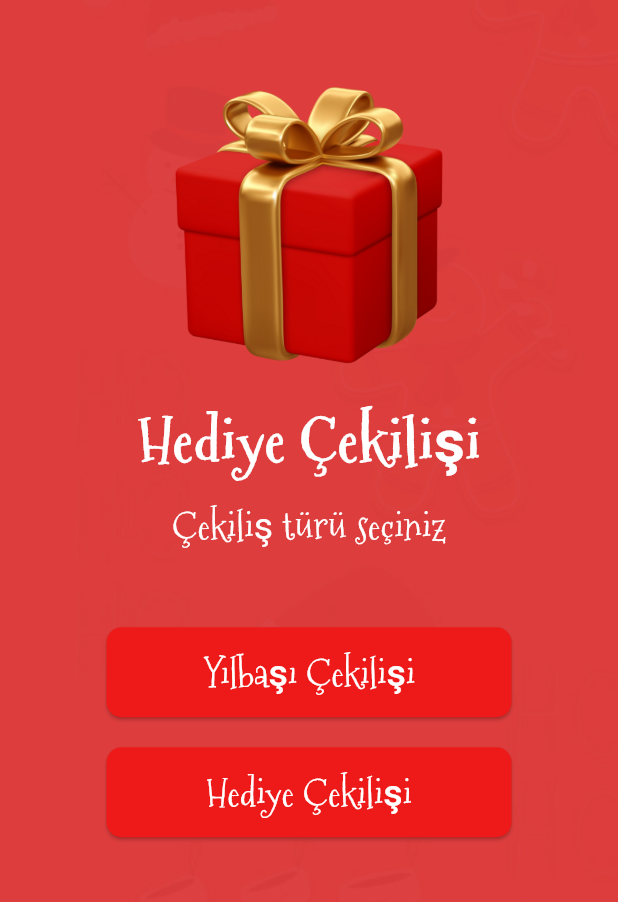
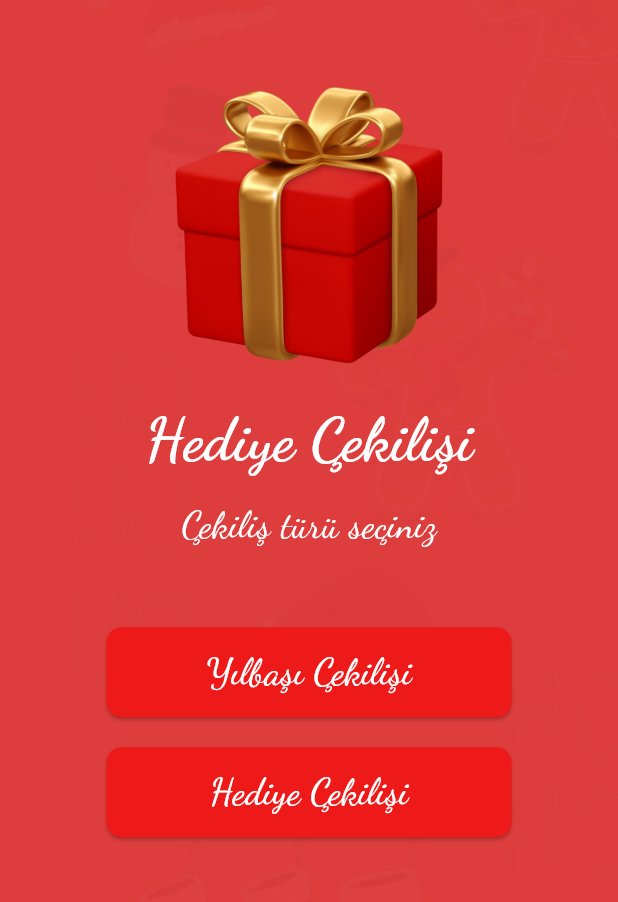
Before and after one commit to edabarutcu/Noel-Raffle-App, a Flutter app: the screen it shows after launch, on a phone screen of 412 x 824 dp, the part 158-1060 px from its top. Run offline on Flutter 3.47's test engine with Material 3 defaults, Android fonts, the phone set to English and light mode, and no system bars; our stand-ins replace confetti; missing offline and left inert: dart:ffi.

Commit message:
Change Primary font

```diff
--- a/lib/ui/about/about_screen.dart
+++ b/lib/ui/about/about_screen.dart
@@ -43,7 +43,7 @@ class AboutPage extends StatelessWidget {
                         style: TextStyle(
                             fontSize: 20,
                             fontWeight: FontWeight.bold,
-                            fontFamily: 'MountainsofChristmas',
+                            fontFamily: 'DancingScript',
                             color: Colors.white),
                       ),
                     ],
--- a/lib/ui/home/homepage.dart
+++ b/lib/ui/home/homepage.dart
@@ -59,21 +59,21 @@ class HomePage extends StatelessWidget {
                     height: 190,
                   ),
                   SizedBox(height: 20),
-                  Text(
+                  const Text(
                     'Hediye Çekilişi',
                     style: TextStyle(
                       color: Colors.white,
-                      fontFamily: "MountainsofChristmas",
+                      fontFamily: "DancingScript",
                       fontSize: 40,
                       fontWeight: FontWeight.bold,
                     ),
                   ),
                   SizedBox(height: 10),
-                  Text(
+                  const Text(
                     'Çekiliş türü seçiniz',
                     style: TextStyle(
                       color: Colors.white,
-                      fontFamily: "MountainsofChristmas",
+                      fontFamily: "DancingScript",
                       fontSize: 25,
                     ),
                   ),
@@ -94,10 +94,10 @@ class HomePage extends StatelessWidget {
                       minimumSize:
                           Size(270, 60), // Butonun minimum boyutunu belirler
                     ),
-                    child: Text(
+                    child: const Text(
                       'Yılbaşı Çekilişi',
                       style: TextStyle(
-                          fontFamily: "MountainsofChristmas",
+                          fontFamily: "DancingScript",
                           color: Colors.white,
                           fontSize: 25),
                     ),
@@ -119,10 +119,10 @@ class HomePage extends StatelessWidget {
                       minimumSize:
                           Size(270, 60), // Butonun minimum boyutunu belirler
                     ),
-                    child: Text(
+                    child: const Text(
                       'Hediye Çekilişi',
                       style: TextStyle(
-                          fontFamily: "MountainsofChristmas",
+                          fontFamily: "DancingScript",
                           color: Colors.white,
                           fontSize: 25),
                     ),
@@ -145,7 +145,7 @@ class HomePage extends StatelessWidget {
             'Noel Raffle',
             textAlign: TextAlign.center,
             style: TextStyle(
-                fontFamily: "MountainsofChristmas",
+                fontFamily: "DancingScript",
                 color: Colors.red,
                 fontSize: 35),
           ),
@@ -261,10 +261,10 @@ class HomePage extends StatelessWidget {
                   onPressed: () {
                     Navigator.pop(context);
                   },
-                  child: Text(
+                  child: const Text(
                     'Kapat',
                     style: TextStyle(
-                        fontFamily: "MountainsofChristmas",
+                        fontFamily: "DancingScript",
                         color: Colors.red,
                         fontSize: 25),
                   ),
--- a/lib/ui/splash/splash_screen.dart
+++ b/lib/ui/splash/splash_screen.dart
@@ -43,7 +43,7 @@ class SplashScreen extends StatelessWidget {
                 style: TextStyle(
                     fontSize: 40,
                     fontWeight: FontWeight.bold,
-                    fontFamily: 'MountainsofChristmas',
+                    fontFamily: 'DancingScript',
                     color: Colors.white),
               ),
             ],
--- a/lib/ui/statistics/statistics_screen.dart
+++ b/lib/ui/statistics/statistics_screen.dart
@@ -79,7 +79,7 @@ class _StatisticsScreenState extends State<StatisticsScreen> {
                               style: TextStyle(
                                   fontSize: 20,
                                   fontWeight: FontWeight.bold,
-                                  fontFamily: 'MountainsofChristmas',
+                                  fontFamily: 'DancingScript',
                                   color: Colors.white),
                             ),
                           ],
--- a/pubspec.yaml
+++ b/pubspec.yaml
@@ -103,5 +103,8 @@ flutter:
     - family: Cairo
       fonts:
         - asset: assets/fonts/Cairo.ttf
+    - family: DancingScript
+      fonts:
+        - asset: assets/fonts/DancingScript.ttf
   # For details regarding fonts from package dependencies,
   # see https://flutter.dev/custom-fonts/#from-packages
```
Also changed, not shown: assets/fonts/DancingScript.ttf (added).
